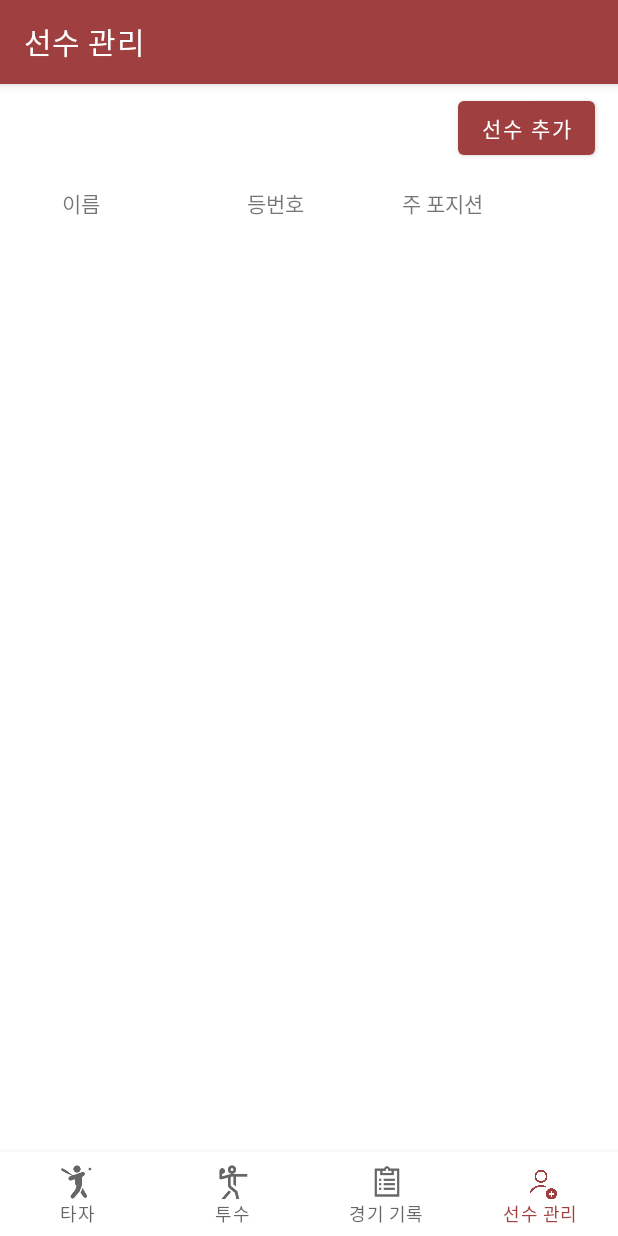
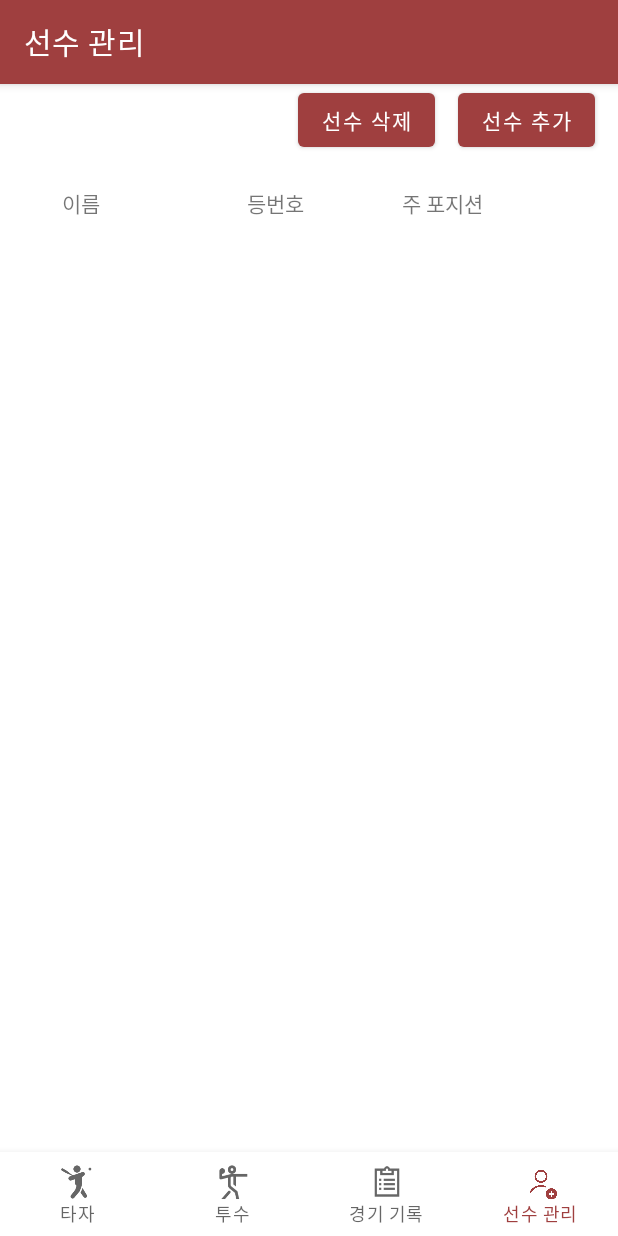
Before and after one commit to yy0867/yaguban, an Android app: the screen it shows after launch (MainActivity), item 4 of the bottom bar chosen, on a phone screen of 412 x 824 dp. Run offline under Robolectric (Android 15) with nearby library versions, the phone set to English and light mode, and no system bars.

Commit message:
checkbox visibility sets

```diff
--- a/app/src/main/java/com/harry/yaguban/ManagePlayerFragment.java
+++ b/app/src/main/java/com/harry/yaguban/ManagePlayerFragment.java
@@ -1,12 +1,10 @@
 package com.harry.yaguban;
 
-import android.content.Context;
-import android.os.Build;
 import android.os.Bundle;
 
-import androidx.annotation.NonNull;
-import androidx.annotation.RequiresApi;
 import androidx.appcompat.app.ActionBar;
+import androidx.constraintlayout.widget.ConstraintLayout;
+import androidx.constraintlayout.widget.Guideline;
 import androidx.fragment.app.Fragment;
 import androidx.recyclerview.widget.DefaultItemAnimator;
 import androidx.recyclerview.widget.LinearLayoutManager;
@@ -16,30 +14,39 @@ import android.view.LayoutInflater;
 import android.view.View;
 import android.view.ViewGroup;
 import android.widget.Button;
+import android.widget.CheckBox;
 
 
+import com.harry.yaguban.dummy.FragmentList;
+
 import java.util.ArrayList;
+import java.util.List;
 import java.util.Objects;
 
 public class ManagePlayerFragment extends Fragment {
 
     Team ourTeam = new Team();
     MainActivity activity;
+    CheckBox removeCheckbox;
     PlayerAdapter playerAdapter;
+    RecyclerView recyclerViewPlayerList;
+    RecyclerView recyclerViewPlayerTitle;
+    boolean isRemoveState = false;
 
     @Override
     public View onCreateView(LayoutInflater inflater, ViewGroup container, Bundle savedInstanceState) {
+        isRemoveState = false;
         activity = (MainActivity) getActivity();
         ourTeam = TeamFileManager.loadTeam(Objects.requireNonNull(getActivity()));
 
         ActionBar actionBar = ((MainActivity) Objects.requireNonNull(getActivity())).getSupportActionBar();
         assert actionBar != null;
         actionBar.setTitle("선수 관리");
-        Button buttonAddPlayer;
+        Button buttonAddPlayer, buttonRemovePlayer;
 
         View view = inflater.inflate(R.layout.fragment_manage_player, container, false);
-        RecyclerView recyclerViewPlayerList = view.findViewById(R.id.recyclerview_player_list);
-        RecyclerView recyclerViewPlayerTitle = view.findViewById(R.id.recyclerview_player_title);
+        recyclerViewPlayerList = view.findViewById(R.id.recyclerview_player_list);
+        recyclerViewPlayerTitle = view.findViewById(R.id.recyclerview_player_title);
         recyclerViewPlayerList.setHasFixedSize(true);
         recyclerViewPlayerTitle.setHasFixedSize(true);
 
@@ -56,12 +63,28 @@ public class ManagePlayerFragment extends Fragment {
         playerAdapter = new PlayerAdapter();
         recyclerViewPlayerList.setAdapter(playerAdapter);
         recyclerViewPlayerList.setItemAnimator(new DefaultItemAnimator());
-        buttonAddPlayer = view.findViewById(R.id.buttonAddPlayer);
+
+        buttonAddPlayer = view.findViewById(R.id.button_add_player);
+        buttonRemovePlayer = view.findViewById(R.id.button_remove_player);
 
         //add player button listener
         buttonAddPlayer.setOnClickListener(v -> {
             //show popup
             activity.launchAddPlayerPopup();
+        });
+
+        //remove player button listener
+        buttonRemovePlayer.setOnClickListener(v -> {
+            if (!isRemoveState) {
+                isRemoveState = true;
+                buttonAddPlayer.setVisibility(View.GONE);
+                changeDelete();
+            } else {
+                isRemoveState = false;
+                buttonAddPlayer.setVisibility(View.VISIBLE);
+                changeOrigin();
+            }
+            playerAdapter.notifyDataSetChanged();
         });
 
         showListToView();
@@ -70,8 +93,41 @@ public class ManagePlayerFragment extends Fragment {
         return view;
     }
 
+    private void changeDelete() {
+        changeGuideLine(0.2f, 0.5f, 0.7f, View.GONE);
+    }
+
+    private void changeOrigin() {
+        changeGuideLine(0.1f, 0.4f, 0.65f, View.VISIBLE);
+    }
+
+    private void changeGuideLine(float name, float backNumber, float position, int visibility) {
+        Guideline lineName = recyclerViewPlayerList.findViewById(R.id.guideline_name);
+        Guideline lineBackNumber = recyclerViewPlayerList.findViewById(R.id.guideline_backnumber);
+        Guideline linePosition = recyclerViewPlayerList.findViewById(R.id.guideline_position);
+
+        recyclerViewPlayerTitle.setVisibility(visibility);
+        playerAdapter.setCheckboxVisibility(visibility == View.GONE ? View.VISIBLE : View.GONE);
+
+        //guideline for name
+        ConstraintLayout.LayoutParams params = (ConstraintLayout.LayoutParams) lineName.getLayoutParams();
+        params.guidePercent = name;
+        lineName.setLayoutParams(params);
+
+        //guideline for back number
+        params = (ConstraintLayout.LayoutParams) lineBackNumber.getLayoutParams();
+        params.guidePercent = backNumber;
+        lineBackNumber.setLayoutParams(params);
+
+        //guideline for position
+        params = (ConstraintLayout.LayoutParams) linePosition.getLayoutParams();
+        params.guidePercent = position;
+        linePosition.setLayoutParams(params);
+    }
+
     private void showListToView() {
         if (ourTeam != null) {
+            playerAdapter.init();
             for (Player p : ourTeam.getPlayerList()) {
                 playerAdapter.addPlayer(p);
             }
--- a/app/src/main/res/layout/fragment_manage_player.xml
+++ b/app/src/main/res/layout/fragment_manage_player.xml
@@ -7,8 +7,26 @@
     android:orientation="vertical"
     tools:context=".ManagePlayerFragment">
 
+    <LinearLayout
+        android:layout_width="match_parent"
+        android:layout_height="wrap_content"
+        android:orientation="horizontal"
+        android:gravity="end">
+
         <Button
-        android:id="@+id/buttonAddPlayer"
+            android:id="@+id/button_remove_player"
+            android:layout_width="wrap_content"
+            android:layout_height="wrap_content"
+            android:layout_gravity="end"
+            android:layout_marginTop="5dp"
+            android:layout_marginEnd="15dp"
+            android:layout_marginRight="15dp"
+            android:text="@string/remove_player"
+            app:layout_constraintEnd_toEndOf="parent"
+            app:layout_constraintTop_toTopOf="parent" />
+
+        <Button
+            android:id="@+id/button_add_player"
             android:layout_width="wrap_content"
             android:layout_height="wrap_content"
             android:layout_gravity="end"
@@ -18,6 +36,8 @@
             android:text="@string/add_player"
             app:layout_constraintEnd_toEndOf="parent"
             app:layout_constraintTop_toTopOf="parent" />
+
+    </LinearLayout>
 
     <!-- visibility sets "gone" when checkbox is visible  -->
     <androidx.recyclerview.widget.RecyclerView
@@ -29,7 +49,7 @@
         app:layout_constraintBottom_toTopOf="@+id/recyclerview_player_list"
         app:layout_constraintEnd_toEndOf="parent"
         app:layout_constraintStart_toStartOf="parent"
-        app:layout_constraintTop_toBottomOf="@+id/buttonAddPlayer" />
+        app:layout_constraintTop_toBottomOf="@+id/button_add_player" />
 
     <androidx.recyclerview.widget.RecyclerView
         android:id="@+id/recyclerview_player_list"
--- a/app/src/main/res/values/strings.xml
+++ b/app/src/main/res/values/strings.xml
@@ -13,9 +13,9 @@
     <string name="backnumber_title">등번호</string>
     <string name="position_title">포지션</string>
     <string name="add_player">선수 추가</string>
+    <string name="remove_player">선수 삭제</string>
 
     <!-- Add Player Popup Strings -->
     <string name="player_name_hint">이름을 입력해주세요</string>
-    <string name="add_player_button">경기 출전</string>
 
 </resources>
```
Also changed, not shown: app/src/main/java/com/harry/yaguban/MainActivity.java (+30 -4 lines), app/src/main/java/com/harry/yaguban/PlayerAdapter.java (+15 -0 lines). Lines whose indentation alone changed are shown as unchanged.
